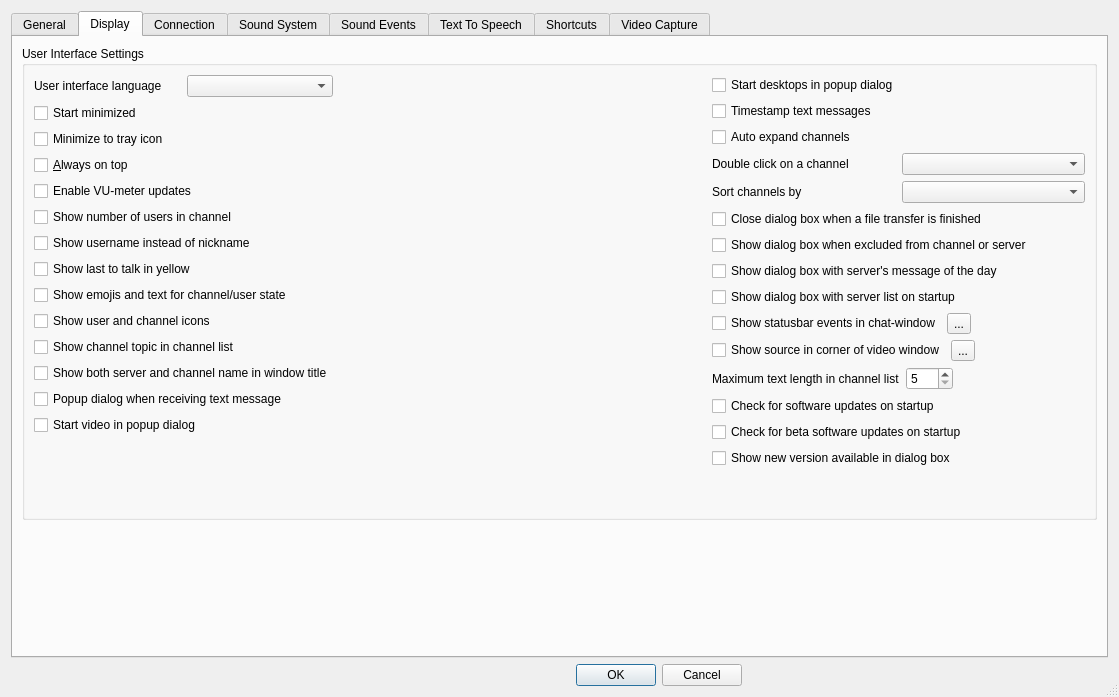
BearWare/TeamTalk5, file Client/qtTeamTalk/preferences.ui: the form before one commit.
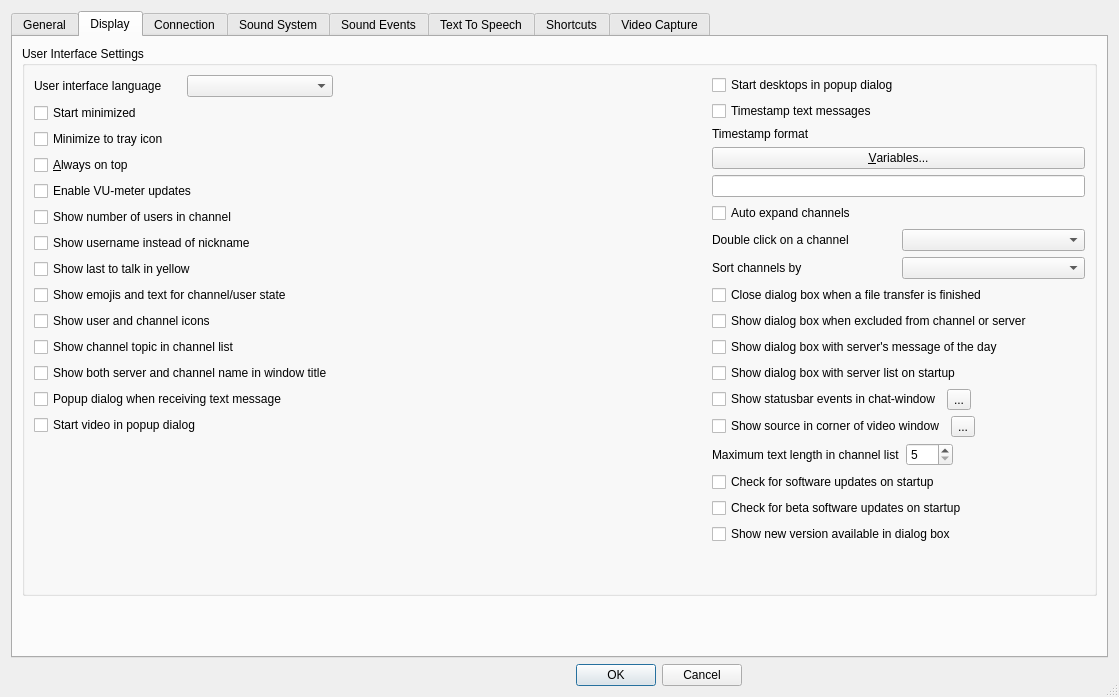
The form after the commit. The open tabs and pages were chosen to show the change. Icons and pictures are not drawn. Custom widgets are drawn as their Qt base class.

Commit message: Ability to customize timestamp format

```diff
--- a/Client/qtTeamTalk/preferences.ui
+++ b/Client/qtTeamTalk/preferences.ui
@@ -528,6 +528,26 @@
                 </property>
                </widget>
               </item>
+              <item>
+               <widget class="QLabel" name="timestampformatLabel">
+                <property name="text">
+                 <string>Timestamp format</string>
+                </property>
+                <property name="buddy">
+                 <cstring>timestampformatEdit</cstring>
+                </property>
+               </widget>
+              </item>
+              <item>
+               <widget class="QPushButton" name="TSFVarButton">
+                <property name="text">
+                 <string>&amp;Variables...</string>
+                </property>
+               </widget>
+              </item>
+              <item>
+               <widget class="QLineEdit" name="timestampformatEdit"/>
+              </item>
               <item>
                <widget class="QCheckBox" name="chanexpChkBox">
                 <property name="text">
```
The commit also changes 7 other files.
